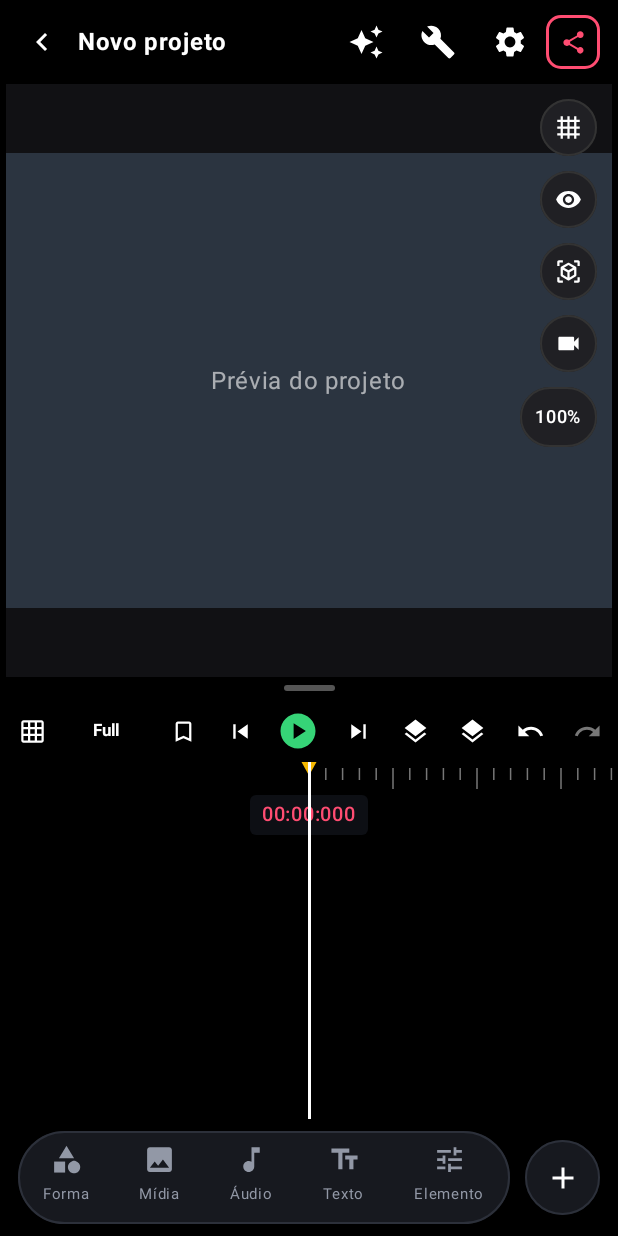
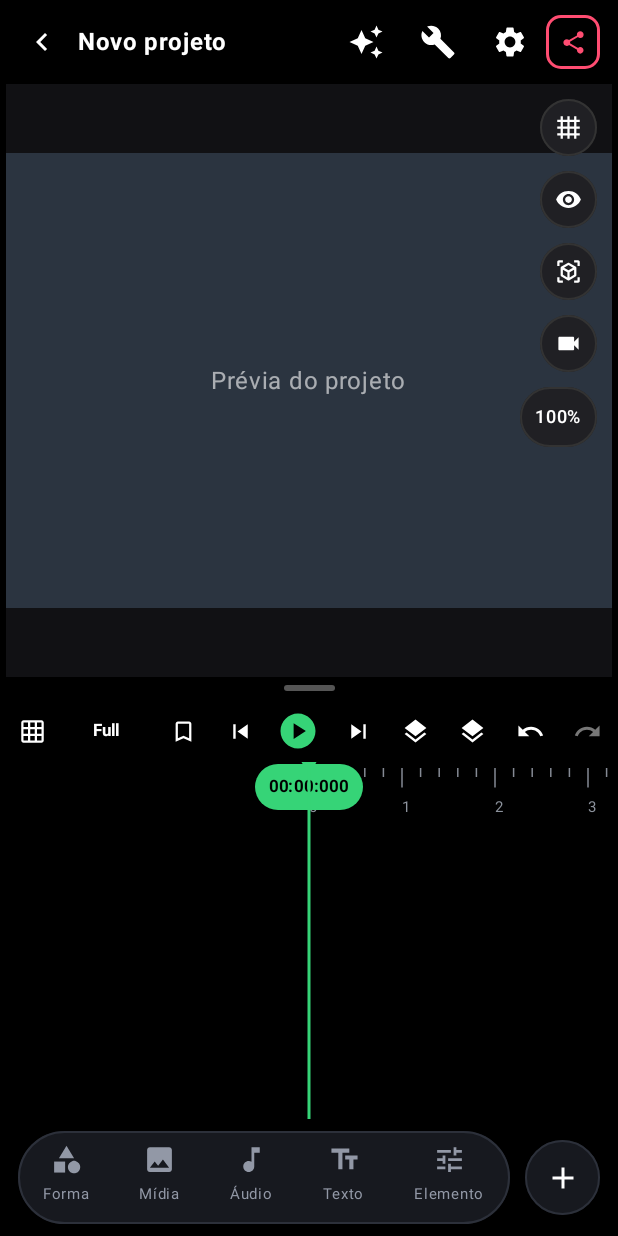
Before and after one commit to mateusrprj-prog/motionflow, an Android app built with Jetpack Compose: the composable EditorScreen shown on its own in the app's theme, on a phone screen of 412 x 824 dp. Run offline under Robolectric (Android 15) with nearby library versions, the phone set to English and light mode, and no system bars.

Commit message:
Rebuild Keyflow-style timeline with green playhead, markers and anchored track rail

```diff
--- a/app/src/main/java/app/motionflow/ui/editor/TimelineUi.kt
+++ b/app/src/main/java/app/motionflow/ui/editor/TimelineUi.kt
@@ -19,6 +19,9 @@ import androidx.compose.ui.draw.rotate
 import androidx.compose.ui.geometry.Offset
 import androidx.compose.ui.graphics.Color
 import androidx.compose.ui.graphics.Path
+import androidx.compose.ui.input.pointer.pointerInput
+import androidx.compose.ui.input.pointer.pointerInteropFilter
+import androidx.compose.foundation.gestures.detectTapGestures
 import androidx.compose.ui.platform.LocalDensity
 import androidx.compose.ui.text.font.FontWeight
 import androidx.compose.ui.unit.Dp
@@ -26,9 +29,9 @@ import androidx.compose.ui.unit.dp
 import androidx.compose.ui.unit.sp
 import app.motionflow.ui.kit.*
 
-private val RowHeight = 38.dp
-private val RulerHeight = 46.dp
-private val PxPerSecond = 56.dp
+private val RowHeight = 40.dp
+private val RulerHeight = 42.dp
+private val PxPerSecond = 62.dp
 
 @Composable
 fun TimelineUi(
@@ -37,6 +40,7 @@ fun TimelineUi(
     initialTimeSec: Float = 0f,
     totalSec: Float = 30f,
     selectedId: String? = null,
+    markers: List<Float> = emptyList(),
     onSelect: (String) -> Unit = {},
     onTimeChange: (Float) -> Unit = {},
     onToggleVisible: (String) -> Unit = {}
@@ -58,65 +62,109 @@ fun TimelineUi(
         val contentWidth: Dp = half * 2 + PxPerSecond * totalSec
 
         Column(Modifier.horizontalScroll(scroll)) {
-            Ruler(contentWidth, half, totalSec.toInt())
+            Ruler(
+                width = contentWidth,
+                half = half,
+                seconds = totalSec.toInt(),
+                onSeek = { seconds ->
+                    scroll.value.let { }
+                    onTimeChange(seconds.coerceIn(0f, totalSec))
+                }
+            )
             layers.forEach { layer ->
                 LayerRow(layer, contentWidth, half, layer.id == selectedId, onSelect)
             }
         }
 
-        Column(Modifier.padding(top = RulerHeight)) {
+        // Fixed track header, like the Keyflow layer rail.
+        Column(
+            Modifier.width(76.dp).padding(top = RulerHeight)
+                .background(Color(0xFF090A0D))
+        ) {
             layers.forEach { layer ->
                 Row(
-                    Modifier.height(RowHeight).padding(vertical = 3.dp).width(70.dp)
-                        .clip(RoundedCornerShape(topEnd = 16.dp, bottomEnd = 16.dp))
-                        .background(MfUi.LayerPill).padding(start = 10.dp),
+                    Modifier.height(RowHeight).fillMaxWidth()
+                        .padding(horizontal = 7.dp, vertical = 4.dp)
+                        .clip(RoundedCornerShape(8.dp))
+                        .background(if (layer.id == selectedId) Color(0xFF1D2924) else MfUi.LayerPill)
+                        .padding(horizontal = 6.dp),
                     verticalAlignment = Alignment.CenterVertically,
-                    horizontalArrangement = Arrangement.spacedBy(10.dp)
+                    horizontalArrangement = Arrangement.spacedBy(5.dp)
                 ) {
                     Icon(
                         if (layer.visible) Icons.Default.Visibility else Icons.Default.VisibilityOff,
                         "Visibilidade",
-                        tint = Color.White,
-                        modifier = Modifier.size(17.dp).clickable { onToggleVisible(layer.id) }
+                        tint = if (layer.visible) Color.White else MfUi.Muted,
+                        modifier = Modifier.size(15.dp).clickable { onToggleVisible(layer.id) }
                     )
-                    Icon(layer.kind.headerIcon(), null, tint = Color(0xFFBBBBBB), modifier = Modifier.size(16.dp))
+                    Icon(layer.kind.headerIcon(), null, tint = Color(0xFFBBBBBB), modifier = Modifier.size(15.dp))
                 }
             }
         }
 
+        // Track menu handles stay anchored to the right edge.
         Column(Modifier.align(Alignment.TopEnd).padding(top = RulerHeight)) {
             layers.forEach {
-                Box(Modifier.height(RowHeight).padding(end = 8.dp), contentAlignment = Alignment.CenterEnd) {
-                    Icon(Icons.Default.DragHandle, "Reordenar", tint = Color(0xFF777777), modifier = Modifier.size(18.dp))
+                Box(Modifier.height(RowHeight).padding(end = 5.dp), contentAlignment = Alignment.CenterEnd) {
+                    Icon(Icons.Default.DragHandle, "Menu da camada", tint = Color(0xFF777777), modifier = Modifier.size(18.dp))
                 }
             }
         }
 
         Text(
-            formatTime(time), color = MfUi.Accent, fontSize = 13.sp, fontWeight = FontWeight.SemiBold,
-            modifier = Modifier.align(Alignment.TopCenter).padding(top = 22.dp)
-                .background(MfUi.Bg, RoundedCornerShape(4.dp)).padding(horizontal = 8.dp, vertical = 1.dp)
+            formatTime(time),
+            color = Color.Black,
+            fontSize = 11.sp,
+            fontWeight = FontWeight.Bold,
+            modifier = Modifier.align(Alignment.TopCenter).padding(top = 1.dp)
+                .background(MfUi.KeyflowGreen, RoundedCornerShape(30.dp))
+                .padding(horizontal = 9.dp, vertical = 3.dp)
         )
-        Box(Modifier.align(Alignment.TopCenter).fillMaxHeight().width(2.dp).background(Color.White))
+
+        Canvas(Modifier.fillMaxSize()) {
+            val center = size.width / 2f
+            markers.forEach { marker ->
+                val x = center + (marker - time) * ppsPx
+                if (x in 76.dp.toPx()..size.width) {
+                    drawLine(MfUi.Marker.copy(alpha = .85f), Offset(x, 0f), Offset(x, size.height), 1.5.dp.toPx())
+                }
+            }
+            drawLine(
+                MfUi.KeyflowGreen,
+                Offset(center, 0f),
+                Offset(center, size.height),
+                strokeWidth = 2.dp.toPx()
+            )
+        }
     }
 }
 
 @Composable
-private fun Ruler(width: Dp, half: Dp, seconds: Int) {
-    val tick = Color(0xFF777777)
-    Canvas(Modifier.width(width).height(RulerHeight)) {
+private fun Ruler(
+    width: Dp,
+    half: Dp,
+    seconds: Int,
+    onSeek: (Float) -> Unit
+) {
+    val tick = Color(0xFF858A94)
+    Box(
+        Modifier.width(width).height(RulerHeight)
+            .pointerInput(width, half) {
+                detectTapGestures { point ->
+                    val start = half.toPx()
+                    val px = with(LocalDensity.current) { PxPerSecond.toPx() }
+                    onSeek(((point.x - start) / px).coerceAtLeast(0f))
+                }
+            }
+    ) {
+        Canvas(Modifier.fillMaxSize()) {
             val pps = PxPerSecond.toPx()
             val start = half.toPx()
             for (second in 0..seconds) {
                 for (subdivision in 0 until 5) {
                     val x = start + second * pps + subdivision * pps / 5f
-                val h = if (subdivision == 0) 14.dp.toPx() else 8.dp.toPx()
-                drawLine(
-                    tick,
-                    Offset(x, 4.dp.toPx()),
-                    Offset(x, 4.dp.toPx() + h),
-                    strokeWidth = 1.dp.toPx()
-                )
+                    val h = if (subdivision == 0) 13.dp.toPx() else 6.dp.toPx()
+                    drawLine(tick, Offset(x, 4.dp.toPx()), Offset(x, 4.dp.toPx() + h), 1.dp.toPx())
                 }
             }
             val marker = Path().apply {
@@ -125,7 +173,18 @@ private fun Ruler(width: Dp, half: Dp, seconds: Int) {
                 lineTo(start, 9.dp.toPx())
                 close()
             }
-        drawPath(marker, MfUi.Marker)
+            drawPath(marker, MfUi.KeyflowGreen)
+        }
+        Row(
+            Modifier.offset(x = half).fillMaxHeight(),
+            verticalAlignment = Alignment.Bottom
+        ) {
+            (0..seconds).forEach { second ->
+                Box(Modifier.width(PxPerSecond), contentAlignment = Alignment.TopStart) {
+                    Text(second.toString(), color = Color(0xFF8C929C), fontSize = 10.sp)
+                }
+            }
+        }
     }
 }
 
@@ -139,35 +198,40 @@ private fun LayerRow(
 ) {
     Box(Modifier.width(width).height(RowHeight)) {
         if (layer.kind != UiLayerKind.EMPTY && layer.lengthSec > 0f) {
-            val shape = RoundedCornerShape(6.dp)
+            val clipWidth = (PxPerSecond * layer.lengthSec).coerceAtLeast(32.dp)
             Box(
                 Modifier.offset(x = half + PxPerSecond * layer.startSec)
-                    .width((PxPerSecond * layer.lengthSec).coerceAtLeast(28.dp))
-                    .height(RowHeight - 6.dp).align(Alignment.CenterStart)
-                    .clip(shape)
+                    .width(clipWidth).height(RowHeight - 7.dp).align(Alignment.CenterStart)
+                    .clip(RoundedCornerShape(5.dp))
                     .background(layer.kind.clipColor().copy(alpha = if (layer.visible) 1f else 0.4f))
+                    .then(if (selected) Modifier.background(Color(0x221FFFFFFF)) else Modifier)
                     .clickable { onSelect(layer.id) }
             ) {
                 Text(
-                    layer.name.ifBlank { "Camada" }, color = Color.White, fontSize = 11.sp,
-                    fontWeight = FontWeight.SemiBold, maxLines = 1,
+                    layer.name.ifBlank { "Camada" },
+                    color = Color.White,
+                    fontSize = 11.sp,
+                    fontWeight = FontWeight.SemiBold,
+                    maxLines = 1,
                     modifier = Modifier.align(Alignment.CenterStart).padding(start = 8.dp, end = 6.dp)
                 )
                 layer.keyframes.forEach { keyframe ->
                     Box(
-                        Modifier.offset(x = PxPerSecond * keyframe - 4.dp)
+                        Modifier.offset(x = PxPerSecond * (keyframe - layer.startSec) - 4.dp)
                             .align(Alignment.CenterStart).size(8.dp).rotate(45f)
-                            .background(Color(0xFFCFD3DA))
+                            .background(Color.White)
                     )
                 }
-                if (selected) Box(Modifier.matchParentSize().background(Color(0x22FFFFFF)))
+                if (selected) {
+                    Box(Modifier.matchParentSize().border(1.5.dp, MfUi.KeyflowGreen, RoundedCornerShape(5.dp)))
+                }
             }
         }
     }
 }
 
 private fun UiLayerKind.headerIcon() = when (this) {
-    UiLayerKind.CAMERA_3D -> Icons.Default.PhotoCamera
+    UiLayerKind.CAMERA_3D -> Icons.Default.ViewInAr
     UiLayerKind.AUDIO -> Icons.Default.MusicNote
     UiLayerKind.TEXT -> Icons.Default.TextFields
     UiLayerKind.SHAPE -> Icons.Default.Category
```
Lines whose indentation alone changed are shown as unchanged.
